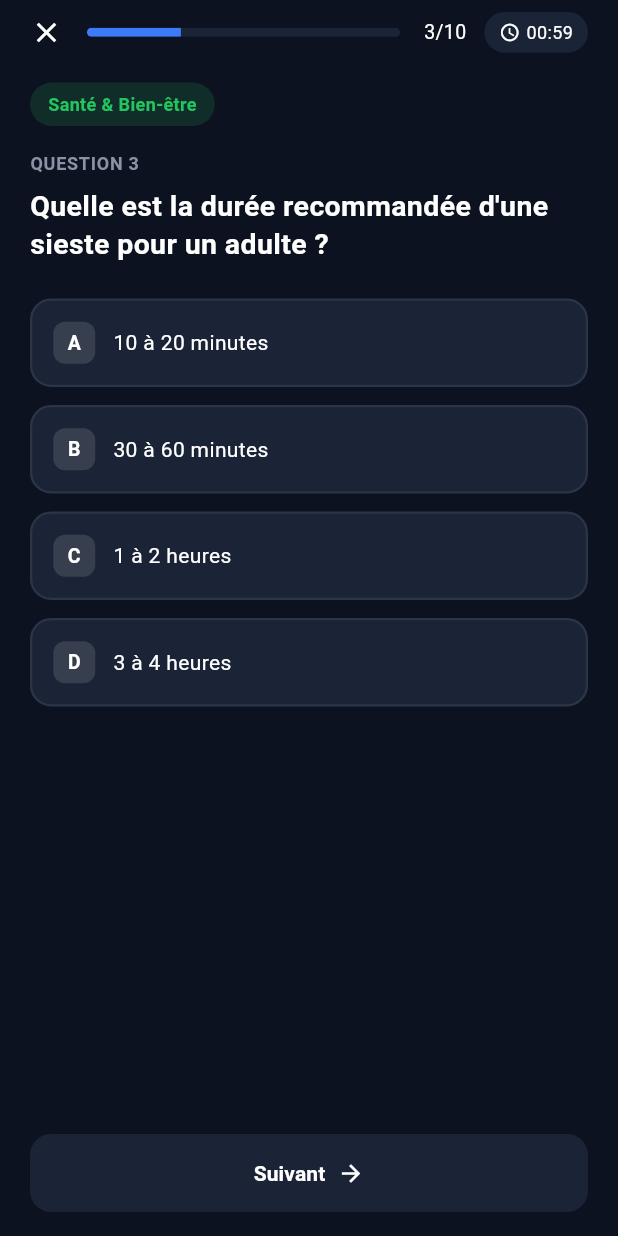
After one commit to BorisDANSOU/quizmaster-groupe29, a Flutter app: the QuizScreen screen opened directly, on a phone screen of 412 x 824 dp. The commit adds this screen. Run offline on Flutter 3.47's test engine with Material 3 defaults, Android fonts, the phone set to English and light mode, and no system bars; our stand-ins replace cloud_firestore, firebase_auth, firebase_core, flutter_svg, google_sign_in; accounts and stored records are empty.

Commit message:
Ajoute l'ecran Quiz en cours (timer, progression, feedback vert/rouge)

```diff
--- a/quizmaster_mobile/lib/main_preview.dart
+++ b/quizmaster_mobile/lib/main_preview.dart
@@ -1,6 +1,5 @@
 import 'package:flutter/material.dart';
-import 'presentation/screens/explore_screen.dart';
-import 'presentation/theme/app_colors.dart';
+import 'presentation/screens/quiz_screen.dart';
 
 void main() {
   runApp(const ApercuApp());
@@ -13,37 +12,22 @@ class ApercuApp extends StatelessWidget {
   Widget build(BuildContext context) {
     return MaterialApp(
       debugShowCheckedModeBanner: false,
-      home: ExploreScreen(
-        categories: const [
-          CategorieExploreData(
-            nom: 'Education',
-            resume: '12 quiz • 3 niveaux',
-            icone: Icons.school,
-            couleur: AppColors.categorieEducation,
-          ),
-          CategorieExploreData(
-            nom: 'Santé & Bien-être',
-            resume: '10 quiz • 3 niveaux',
-            icone: Icons.favorite,
-            couleur: AppColors.categorieSante,
-          ),
-          CategorieExploreData(
-            nom: 'Mode de vie',
-            resume: '8 quiz • 3 niveaux',
-            icone: Icons.auto_awesome,
-            couleur: AppColors.categorieModeDeVie,
-          ),
-          CategorieExploreData(
-            nom: 'Développement personnel',
-            resume: '6 quiz • 3 niveaux',
-            icone: Icons.person,
-            couleur: AppColors.categorieDeveloppement,
-          ),
+      home: QuizScreen(
+        categorie: 'Santé & Bien-être',
+        numeroQuestion: 3,
+        totalQuestions: 10,
+        enonce:
+            'Quelle est la durée recommandée d\'une sieste pour un adulte ?',
+        options: const [
+          '10 à 20 minutes',
+          '30 à 60 minutes',
+          '1 à 2 heures',
+          '3 à 4 heures',
         ],
-        onTapCategorie: (c) => debugPrint('Categorie: ${c.nom}'),
-        onRetour: () => debugPrint('Retour'),
-        onChangerOnglet: (i) => debugPrint('Onglet: $i'),
-        onRecherche: (texte) => debugPrint('Recherche: $texte'),
+        bonneReponseIndex: 1,
+        onReponseSelectionnee: (index) => debugPrint('Reponse: $index'),
+        onQuestionSuivante: () => debugPrint('Question suivante'),
+        onFermer: () => debugPrint('Fermer'),
       ),
     );
   }
--- /dev/null
+++ b/quizmaster_mobile/lib/presentation/screens/quiz_screen.dart
@@ -0,0 +1,255 @@
+import 'dart:async';
+import 'package:flutter/material.dart';
+import '../theme/app_colors.dart';
+import '../widgets/reponse_option_tile.dart';
+
+/// Ecran de jeu : affiche une question a la fois, gere le timer et
+/// le feedback visuel (vert/rouge) apres selection. La validation
+/// reelle (via ValiderReponseUseCase) sera branchee par le provider ;
+/// ici, onReponseSelectionnee recoit juste l'index choisi.
+class QuizScreen extends StatefulWidget {
+  const QuizScreen({
+    super.key,
+    required this.categorie,
+    required this.numeroQuestion,
+    required this.totalQuestions,
+    required this.enonce,
+    required this.options,
+    required this.bonneReponseIndex,
+    required this.onReponseSelectionnee,
+    required this.onQuestionSuivante,
+    required this.onFermer,
+    this.dureeSecondes = 60,
+  });
+
+  final String categorie;
+  final int numeroQuestion;
+  final int totalQuestions;
+  final String enonce;
+  final List<String> options;
+  final int bonneReponseIndex;
+  final ValueChanged<int> onReponseSelectionnee;
+  final VoidCallback onQuestionSuivante;
+  final VoidCallback onFermer;
+  final int dureeSecondes;
+
+  @override
+  State<QuizScreen> createState() => _QuizScreenState();
+}
+
+class _QuizScreenState extends State<QuizScreen> {
+  int? _indexSelectionne;
+  late int _secondesRestantes;
+  Timer? _timer;
+
+  @override
+  void initState() {
+    super.initState();
+    _secondesRestantes = widget.dureeSecondes;
+    _demarrerTimer();
+  }
+
+  @override
+  void didUpdateWidget(QuizScreen oldWidget) {
+    super.didUpdateWidget(oldWidget);
+    // Reinitialise le timer et la selection quand on passe a la question suivante
+    if (oldWidget.numeroQuestion != widget.numeroQuestion) {
+      setState(() {
+        _indexSelectionne = null;
+        _secondesRestantes = widget.dureeSecondes;
+      });
+      _demarrerTimer();
+    }
+  }
+
+  void _demarrerTimer() {
+    _timer?.cancel();
+    _timer = Timer.periodic(const Duration(seconds: 1), (timer) {
+      if (_secondesRestantes <= 0) {
+        timer.cancel();
+        return;
+      }
+      setState(() => _secondesRestantes--);
+    });
+  }
+
+  @override
+  void dispose() {
+    _timer?.cancel();
+    super.dispose();
+  }
+
+  String get _tempsFormate {
+    final minutes = (_secondesRestantes ~/ 60).toString().padLeft(2, '0');
+    final secondes = (_secondesRestantes % 60).toString().padLeft(2, '0');
+    return '$minutes:$secondes';
+  }
+
+  void _selectionnerReponse(int index) {
+    if (_indexSelectionne != null) return; // deja repondu, on bloque
+    setState(() => _indexSelectionne = index);
+    widget.onReponseSelectionnee(index);
+  }
+
+  EtatReponse _etatPour(int index) {
+    if (_indexSelectionne == null) return EtatReponse.neutre;
+    if (index == widget.bonneReponseIndex) return EtatReponse.correcte;
+    if (index == _indexSelectionne) return EtatReponse.incorrecte;
+    return EtatReponse.neutre;
+  }
+
+  @override
+  Widget build(BuildContext context) {
+    final progression = widget.numeroQuestion / widget.totalQuestions;
+
+    return Scaffold(
+      backgroundColor: AppColors.darkBackground,
+      body: SafeArea(
+        child: Padding(
+          padding: const EdgeInsets.symmetric(horizontal: 20),
+          child: Column(
+            crossAxisAlignment: CrossAxisAlignment.start,
+            children: [
+              const SizedBox(height: 8),
+              _buildEnTete(progression),
+              const SizedBox(height: 20),
+              _buildBadgeCategorie(),
+              const SizedBox(height: 16),
+              Text(
+                'QUESTION ${widget.numeroQuestion}',
+                style: const TextStyle(
+                  fontSize: 12,
+                  fontWeight: FontWeight.w700,
+                  letterSpacing: 0.5,
+                  color: AppColors.textSecondaryDark,
+                ),
+              ),
+              const SizedBox(height: 8),
+              Text(
+                widget.enonce,
+                style: const TextStyle(
+                  fontSize: 19,
+                  fontWeight: FontWeight.bold,
+                  color: Colors.white,
+                  height: 1.3,
+                ),
+              ),
+              const SizedBox(height: 24),
+              Expanded(
+                child: ListView.builder(
+                  itemCount: widget.options.length,
+                  itemBuilder: (context, index) {
+                    return ReponseOptionTile(
+                      lettre: String.fromCharCode(65 + index), // A, B, C...
+                      texte: widget.options[index],
+                      etat: _etatPour(index),
+                      onTap: () => _selectionnerReponse(index),
+                    );
+                  },
+                ),
+              ),
+              SizedBox(
+                width: double.infinity,
+                height: 52,
+                child: ElevatedButton(
+                  onPressed: _indexSelectionne != null
+                      ? widget.onQuestionSuivante
+                      : null,
+                  style: ElevatedButton.styleFrom(
+                    backgroundColor: AppColors.primaryBlue,
+                    disabledBackgroundColor: AppColors.darkCard,
+                    shape: RoundedRectangleBorder(
+                      borderRadius: BorderRadius.circular(14),
+                    ),
+                    elevation: 0,
+                  ),
+                  child: Row(
+                    mainAxisAlignment: MainAxisAlignment.center,
+                    children: const [
+                      Text(
+                        'Suivant',
+                        style: TextStyle(
+                          color: Colors.white,
+                          fontWeight: FontWeight.w600,
+                        ),
+                      ),
+                      SizedBox(width: 8),
+                      Icon(Icons.arrow_forward, color: Colors.white, size: 18),
+                    ],
+                  ),
+                ),
+              ),
+              const SizedBox(height: 16),
+            ],
+          ),
+        ),
+      ),
+    );
+  }
+
+  Widget _buildEnTete(double progression) {
+    return Row(
+      children: [
+        GestureDetector(
+          onTap: widget.onFermer,
+          child: const Icon(Icons.close, color: Colors.white, size: 22),
+        ),
+        const SizedBox(width: 16),
+        Expanded(
+          child: ClipRRect(
+            borderRadius: BorderRadius.circular(4),
+            child: LinearProgressIndicator(
+              value: progression,
+              minHeight: 6,
+              backgroundColor: AppColors.darkCard,
+              valueColor: const AlwaysStoppedAnimation<Color>(
+                AppColors.primaryBlue,
+              ),
+            ),
+          ),
+        ),
+        const SizedBox(width: 16),
+        Text(
+          '${widget.numeroQuestion}/${widget.totalQuestions}',
+          style: const TextStyle(color: Colors.white, fontSize: 13),
+        ),
+        const SizedBox(width: 12),
+        Container(
+          padding: const EdgeInsets.symmetric(horizontal: 10, vertical: 5),
+          decoration: BoxDecoration(
+            color: AppColors.darkCard,
+            borderRadius: BorderRadius.circular(20),
+          ),
+          child: Row(
+            children: [
+              const Icon(Icons.access_time, color: Colors.white, size: 14),
+              const SizedBox(width: 4),
+              Text(
+                _tempsFormate,
+                style: const TextStyle(color: Colors.white, fontSize: 12),
+              ),
+            ],
+          ),
+        ),
+      ],
+    );
+  }
+
+  Widget _buildBadgeCategorie() {
+    return Container(
+      padding: const EdgeInsets.symmetric(horizontal: 12, vertical: 6),
+      decoration: BoxDecoration(
+        color: AppColors.success.withOpacity(0.15),
+        borderRadius: BorderRadius.circular(20),
+      ),
+      child: Text(
+        widget.categorie,
+        style: const TextStyle(
+          color: AppColors.success,
+          fontSize: 12,
+          fontWeight: FontWeight.w600,
+        ),
+      ),
+    );
+  }
+}
--- /dev/null
+++ b/quizmaster_mobile/lib/presentation/widgets/reponse_option_tile.dart
@@ -0,0 +1,92 @@
+import 'package:flutter/material.dart';
+import '../theme/app_colors.dart';
+
+/// Etat visuel d'une option de reponse pendant le quiz.
+enum EtatReponse { neutre, selectionnee, correcte, incorrecte }
+
+class ReponseOptionTile extends StatelessWidget {
+  const ReponseOptionTile({
+    super.key,
+    required this.lettre,
+    required this.texte,
+    required this.etat,
+    required this.onTap,
+  });
+
+  final String lettre;
+  final String texte;
+  final EtatReponse etat;
+  final VoidCallback? onTap;
+
+  @override
+  Widget build(BuildContext context) {
+    final (couleurFond, couleurBordure, couleurTexte, icone) = switch (etat) {
+      EtatReponse.neutre => (
+        AppColors.darkCard,
+        AppColors.darkCardBorder,
+        Colors.white,
+        null,
+      ),
+      EtatReponse.selectionnee => (
+        AppColors.darkCard,
+        AppColors.primaryBlue,
+        Colors.white,
+        null,
+      ),
+      EtatReponse.correcte => (
+        AppColors.success,
+        AppColors.success,
+        Colors.white,
+        Icons.check,
+      ),
+      EtatReponse.incorrecte => (
+        AppColors.danger,
+        AppColors.danger,
+        Colors.white,
+        Icons.close,
+      ),
+    };
+
+    return GestureDetector(
+      onTap: onTap,
+      child: Container(
+        margin: const EdgeInsets.only(bottom: 12),
+        padding: const EdgeInsets.symmetric(horizontal: 14, vertical: 14),
+        decoration: BoxDecoration(
+          color: couleurFond,
+          borderRadius: BorderRadius.circular(14),
+          border: Border.all(color: couleurBordure, width: 1.5),
+        ),
+        child: Row(
+          children: [
+            Container(
+              width: 28,
+              height: 28,
+              alignment: Alignment.center,
+              decoration: BoxDecoration(
+                color: Colors.white.withOpacity(0.12),
+                borderRadius: BorderRadius.circular(8),
+              ),
+              child: Text(
+                lettre,
+                style: TextStyle(
+                  color: couleurTexte,
+                  fontWeight: FontWeight.bold,
+                  fontSize: 13,
+                ),
+              ),
+            ),
+            const SizedBox(width: 12),
+            Expanded(
+              child: Text(
+                texte,
+                style: TextStyle(color: couleurTexte, fontSize: 14),
+              ),
+            ),
+            if (icone != null) Icon(icone, color: Colors.white, size: 20),
+          ],
+        ),
+      ),
+    );
+  }
+}
```
